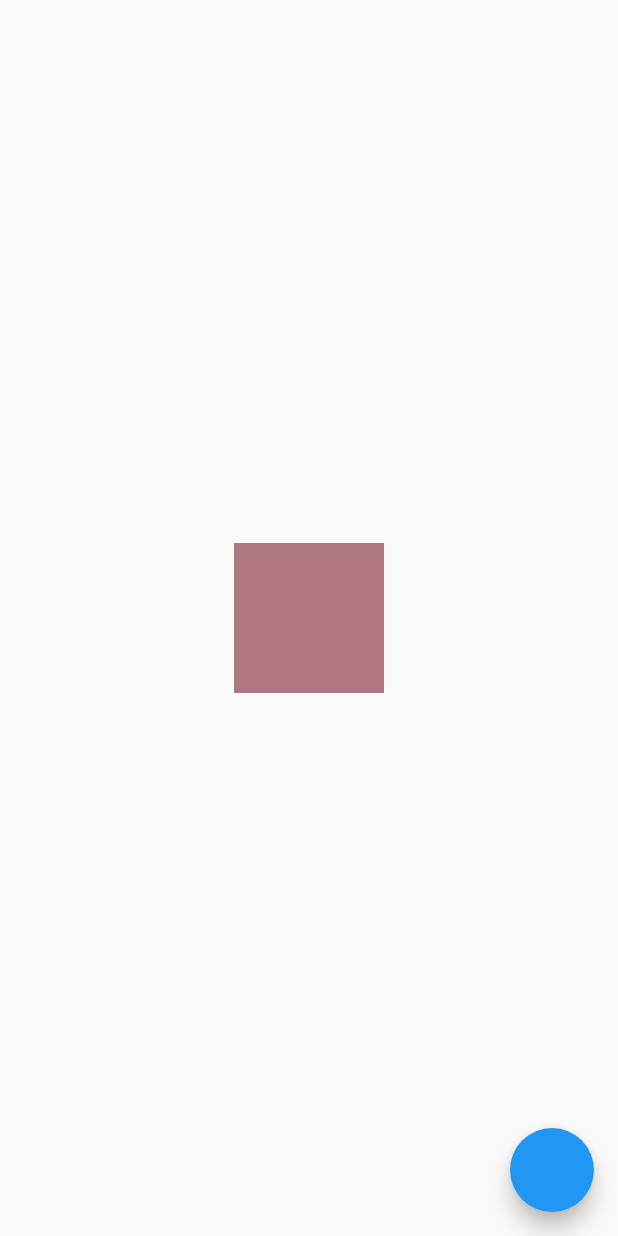
After one commit to kumaresanjackie/flutter_animations, a Flutter app: the screen it shows after launch, after a tap on "Animated Container", on a phone screen of 412 x 824 dp. The commit adds this screen. Run offline on Flutter 3.47's test engine with Material 2 defaults, Android fonts, the phone set to English and light mode, and no system bars.

Commit message:
animatedContainer Added

```diff
--- /dev/null
+++ b/lib/AnimatedContainer/animationContainerOne.dart
@@ -0,0 +1,37 @@
+import 'dart:math';
+
+import 'package:flutter/material.dart';
+
+class AnimatedContainerOne extends StatefulWidget {
+  const AnimatedContainerOne({Key? key}) : super(key: key);
+
+  @override
+  State<AnimatedContainerOne> createState() => _AnimatedContainerOneState();
+}
+
+class _AnimatedContainerOneState extends State<AnimatedContainerOne> {
+  double h = 100;
+  double w = 100;
+  @override
+  Widget build(BuildContext context) {
+    return Scaffold(
+      body: Center(
+        child: AnimatedContainer(
+          color: Color(Random().nextInt(0xffffffff)),
+          duration: Duration(seconds: 1),
+          height: h,
+          width: w,
+          curve: Curves.easeInOut,
+        ),
+      ),
+      floatingActionButton: FloatingActionButton(
+        onPressed: () {
+          setState(() {
+            h += 20;
+            w += 20;
+          });
+        },
+      ),
+    );
+  }
+}
--- a/lib/HeroAnimation/HeroAnimationFSB.dart
+++ b/lib/HeroAnimation/HeroAnimationFSB.dart
@@ -20,10 +20,7 @@ class FirstScreenOne extends StatelessWidget {
                   BuildContext fromHeroContext,
                   BuildContext toHeroContext,
                   ) {
-                return Icon(
-                  Icons.view_comfy,
-                  size: 150.0,
-                );
+                return CircularProgressIndicator();
               },
               child: Icon(
                 Icons.image,
--- a/lib/HeroAnimation/HeroAnimationPH.dart
+++ b/lib/HeroAnimation/HeroAnimationPH.dart
@@ -62,9 +62,7 @@ class SecondScreen extends StatelessWidget {
                     Widget child,
                     ) {
                   return SizedBox(
-                    height: 150.0,
-                    width: 150.0,
-                    child: CircularProgressIndicator(),
+                  child: Text("page transition"),
                   );
                 },
                 child: Icon(
--- a/lib/main.dart
+++ b/lib/main.dart
@@ -2,6 +2,8 @@ import 'package:animations/AnimationBuilder/animationbuilder_home.dart';
 import 'package:animations/HeroAnimation/heroanimation_home.dart';
 import 'package:flutter/material.dart';
 
+import 'AnimatedContainer/animationContainerOne.dart';
+import 'AnimatedContainer/animationContainerTwo.dart';
 import 'AnimatedIconScreen.dart';
 import 'Animation/Animation_Home.dart';
 
@@ -59,6 +61,12 @@ class _MyAppState extends State<MyApp> {
             CustomWidget(
                 name: "AnimatedButtonInkWell",
                 routewidget: AnimatedButtonInkWell()),
+            CustomWidget(
+                name: "Animated Container",
+                routewidget: AnimatedContainerOne()),
+            CustomWidget(
+                name: "Animated Container Two",
+                routewidget: ACTwo()),
           ],
         ),
       ),
```
Also changed, not shown: lib/AnimatedContainer/animationContainerTwo.dart (added, +65 -0 lines), lib/AnimatedIconScreen.dart (+7 -5 lines), lib/AnimationBuilder/AnimationBuilderOne.dart (+4 -3 lines).
